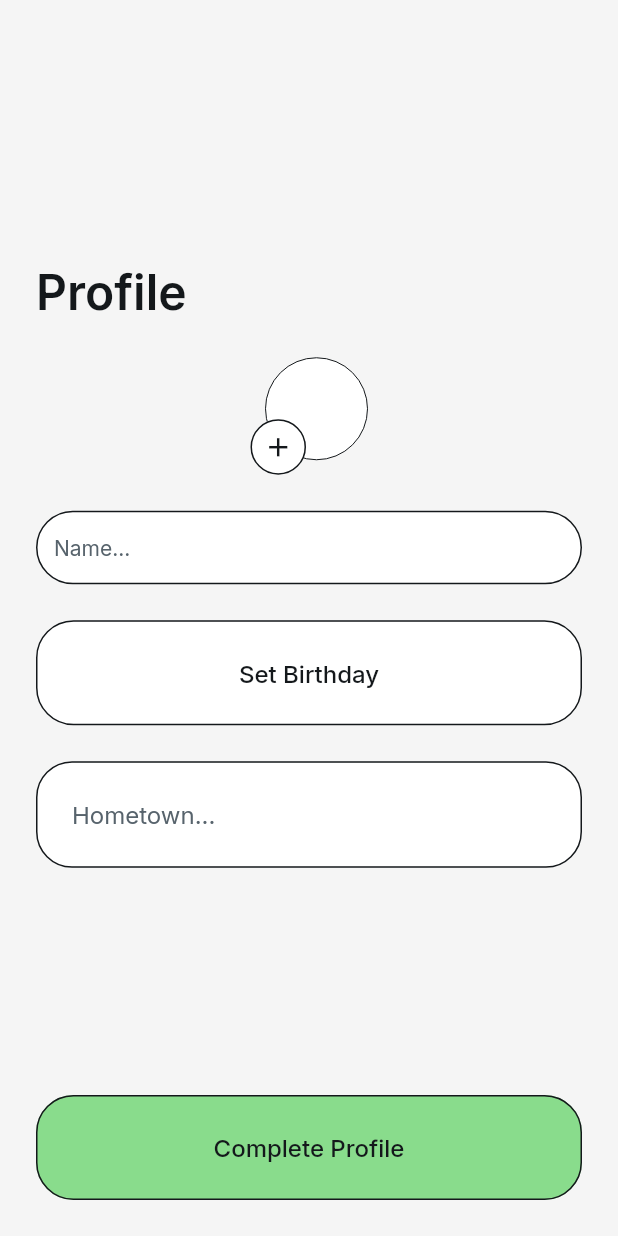
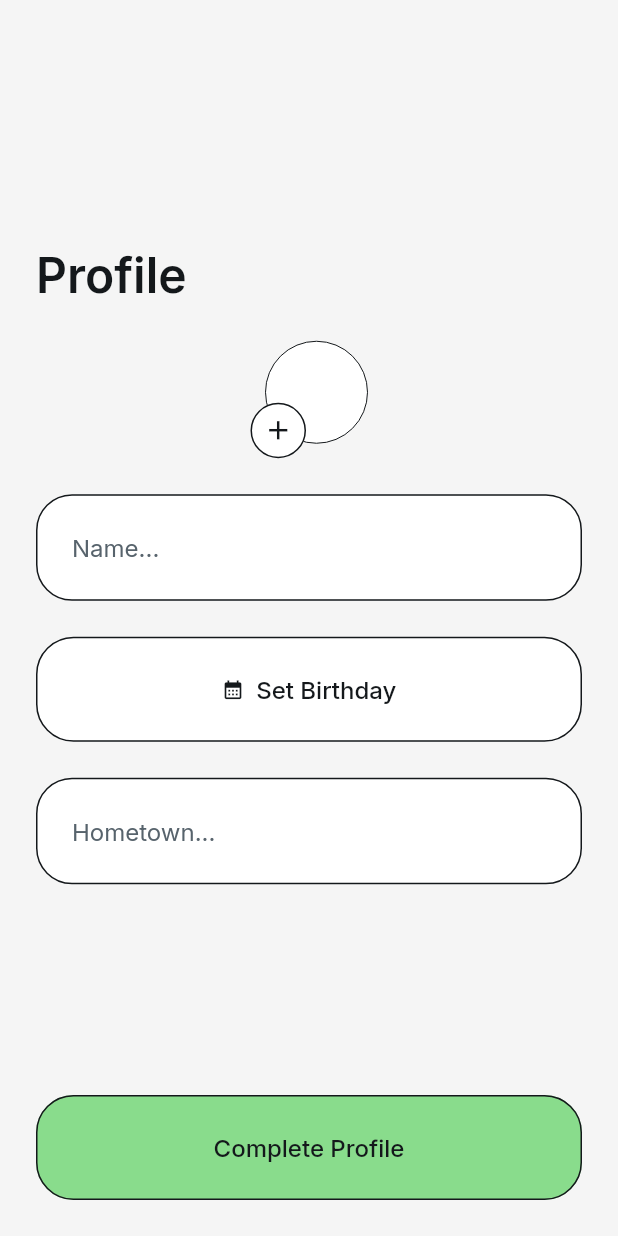
Before and after one commit to matt031203/TodoApp-FlutterFlow, a Flutter app: the OnboardingWidget screen opened by its route, on a phone screen of 412 x 824 dp. Run offline on Flutter 3.47's test engine with Material 3 defaults, Android fonts, the phone set to English and light mode, and no system bars; drawn by our look-alikes of auto_size_text; our stand-ins replace cloud_firestore, easy_debounce, file_picker, firebase_auth, firebase_core, firebase_storage and 13 more; missing offline and left inert: json_path, mime_type; accounts and stored records are empty.

Commit message:
Small updates to UI

```diff
--- a/lib/details/details_widget.dart
+++ b/lib/details/details_widget.dart
@@ -92,8 +92,6 @@ class _DetailsWidgetState extends State<DetailsWidget> {
                         mainAxisAlignment: MainAxisAlignment.spaceBetween,
                         children: [
                           FlutterFlowIconButton(
-                            borderColor:
-                                FlutterFlowTheme.of(context).primaryText,
                             borderRadius: 8.0,
                             buttonSize: 50.0,
                             icon: Icon(
@@ -106,8 +104,6 @@ class _DetailsWidgetState extends State<DetailsWidget> {
                             },
                           ),
                           FlutterFlowIconButton(
-                            borderColor:
-                                FlutterFlowTheme.of(context).primaryText,
                             borderRadius: 8.0,
                             buttonSize: 50.0,
                             icon: Icon(
--- a/lib/pages/onboarding/onboarding_widget.dart
+++ b/lib/pages/onboarding/onboarding_widget.dart
@@ -221,7 +221,7 @@ class _OnboardingWidgetState extends State<OnboardingWidget> {
                                       ),
                                   hintText: 'Name...',
                                   hintStyle: FlutterFlowTheme.of(context)
-                                      .labelMedium
+                                      .labelLarge
                                       .override(
                                         fontFamily: 'Inter',
                                         letterSpacing: 0.0,
@@ -232,32 +232,35 @@ class _OnboardingWidgetState extends State<OnboardingWidget> {
                                           .primaryText,
                                       width: 1.0,
                                     ),
-                                    borderRadius: BorderRadius.circular(25.0),
+                                    borderRadius: BorderRadius.circular(24.0),
                                   ),
                                   focusedBorder: OutlineInputBorder(
                                     borderSide: const BorderSide(
                                       color: Color(0x00000000),
                                       width: 1.0,
                                     ),
-                                    borderRadius: BorderRadius.circular(25.0),
+                                    borderRadius: BorderRadius.circular(24.0),
                                   ),
                                   errorBorder: OutlineInputBorder(
                                     borderSide: BorderSide(
                                       color: FlutterFlowTheme.of(context).error,
                                       width: 1.0,
                                     ),
-                                    borderRadius: BorderRadius.circular(25.0),
+                                    borderRadius: BorderRadius.circular(24.0),
                                   ),
                                   focusedErrorBorder: OutlineInputBorder(
                                     borderSide: BorderSide(
                                       color: FlutterFlowTheme.of(context).error,
                                       width: 1.0,
                                     ),
-                                    borderRadius: BorderRadius.circular(25.0),
+                                    borderRadius: BorderRadius.circular(24.0),
                                   ),
                                   filled: true,
                                   fillColor: FlutterFlowTheme.of(context)
                                       .secondaryBackground,
+                                  contentPadding:
+                                      const EdgeInsetsDirectional.fromSTEB(
+                                          24.0, 26.0, 24.0, 26.0),
                                 ),
                                 style: FlutterFlowTheme.of(context)
                                     .bodyMedium
@@ -325,6 +328,10 @@ class _OnboardingWidgetState extends State<OnboardingWidget> {
                                 }
                               },
                               text: 'Set Birthday',
+                              icon: const Icon(
+                                Icons.calendar_month,
+                                size: 15.0,
+                              ),
                               options: FFButtonOptions(
                                 width: double.infinity,
                                 height: 70.0,
@@ -347,6 +354,7 @@ class _OnboardingWidgetState extends State<OnboardingWidget> {
                                 borderSide: BorderSide(
                                   color:
                                       FlutterFlowTheme.of(context).primaryText,
+                                  width: 1.0,
                                 ),
                                 borderRadius: BorderRadius.circular(25.0),
                               ),
--- a/lib/pages/tasks/tasks_widget.dart
+++ b/lib/pages/tasks/tasks_widget.dart
@@ -57,9 +57,6 @@ class _TasksWidgetState extends State<TasksWidget> {
             decoration: BoxDecoration(
               color: FlutterFlowTheme.of(context).primary,
               borderRadius: BorderRadius.circular(150.0),
-              border: Border.all(
-                color: FlutterFlowTheme.of(context).primaryText,
-              ),
             ),
             child: InkWell(
               splashColor: Colors.transparent,
```
